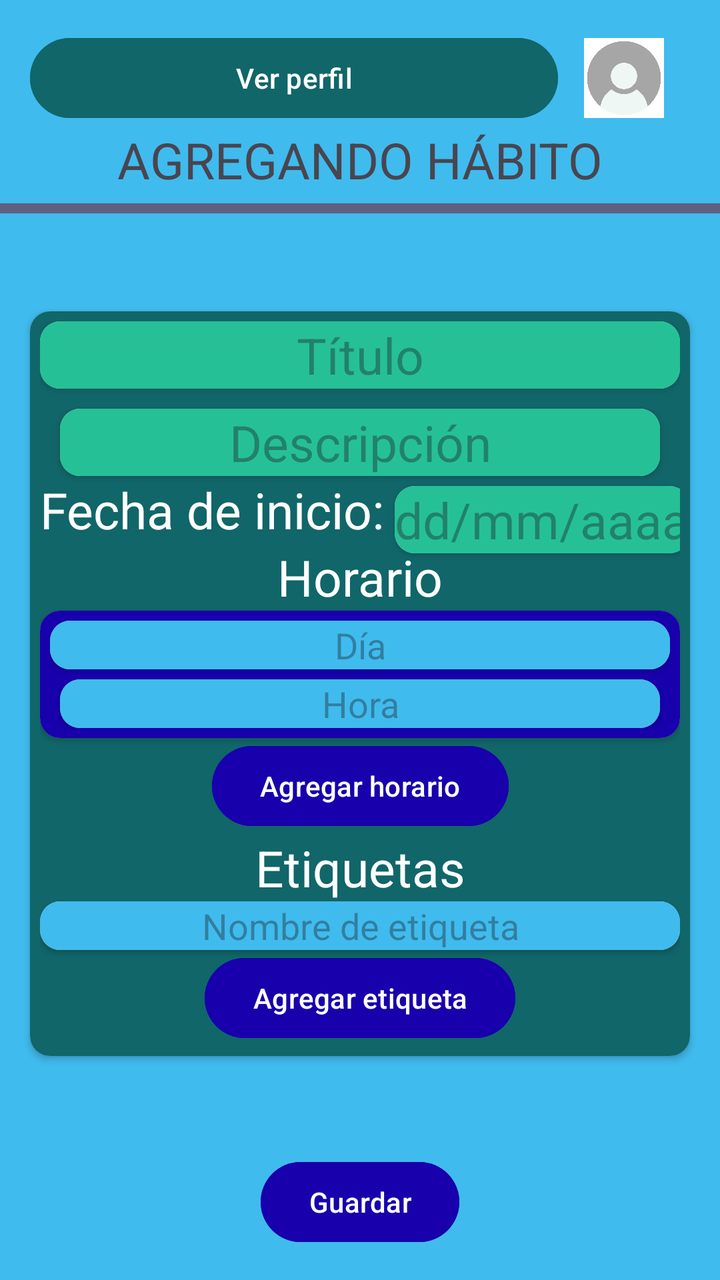
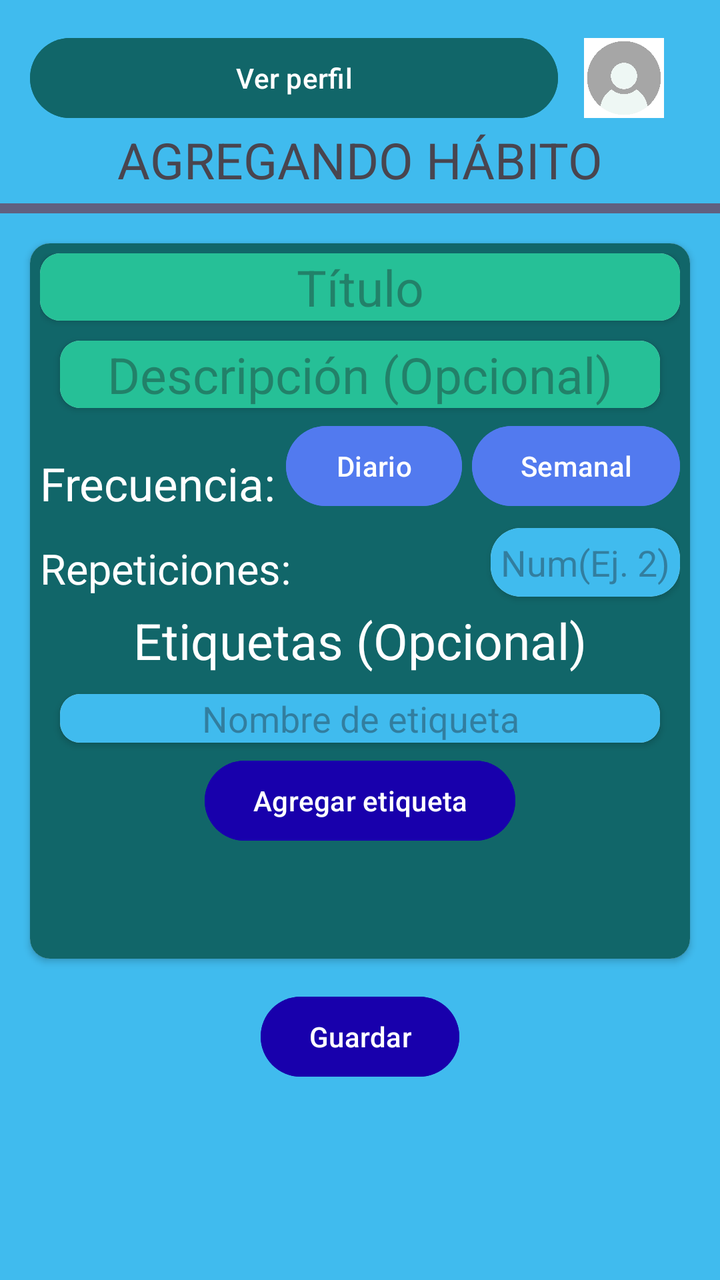

Compare the two renders of this Android layout. The source of the first and the diff that turns it into the second are given below.
<!-- AndroidManifest.xml: application theme Theme.SuperSexiBoys -->
<!-- res/layout/activity_agregando_habitos.xml -->
<?xml version="1.0" encoding="utf-8"?>
<androidx.constraintlayout.widget.ConstraintLayout xmlns:android="http://schemas.android.com/apk/res/android"
    xmlns:app="http://schemas.android.com/apk/res-auto"
    xmlns:tools="http://schemas.android.com/tools"
    android:id="@+id/main"
    android:layout_width="match_parent"
    android:layout_height="match_parent"
    android:background="@color/celeste"
    tools:context=".HabitosActivity">
    <LinearLayout
        android:id="@+id/identifica_usuario"
        app:layout_constraintTop_toTopOf="parent"
        app:layout_constraintStart_toStartOf="parent"
        android:layout_width="match_parent"
        android:weightSum="10"
        android:gravity="center"
        android:orientation="horizontal"
        android:layout_margin="15dp"
        android:layout_height="wrap_content">
        <Button
            android:layout_weight="8"
            android:layout_width="0dp"
            android:text="Ver perfil"
            android:backgroundTint="@color/verde_oscuro"
            android:layout_height="wrap_content"/>
        <ImageView
            android:id="@+id/imagen_perfil"
            android:layout_width="0dp"
            android:layout_weight="2"
            android:layout_height="40dp"
            android:src="@drawable/perfilvacio"/>
    </LinearLayout>

    <TextView
        android:id="@+id/agrega_habito_text"
        app:layout_constraintTop_toBottomOf="@+id/identifica_usuario"
        android:layout_width="wrap_content"
        app:layout_constraintStart_toStartOf="parent"
        app:layout_constraintEnd_toEndOf="parent"
        android:text="AGREGANDO HÁBITO"
        android:textSize="25sp"
        android:layout_height="wrap_content"/>
    <TextView
        android:id="@+id/linea"
        android:layout_width="match_parent"
        android:layout_height="5dp"
        android:layout_marginTop="5dp"
        android:layout_marginBottom="5dp"
        app:layout_constraintTop_toBottomOf="@+id/agrega_habito_text"
        android:background="@color/plomo_oscuro"/>
    <androidx.cardview.widget.CardView
        app:layout_constraintBottom_toTopOf="@+id/guardar_habito"
        app:layout_constraintTop_toBottomOf="@+id/linea"
        android:layout_width="match_parent"
        android:layout_margin="15dp"
        app:cardCornerRadius="10dp"
        android:layout_height="wrap_content">
        <androidx.constraintlayout.widget.ConstraintLayout
            android:padding="5dp"
            android:layout_width="match_parent"
            android:background="@color/verde_oscuro"
            android:layout_height="wrap_content">
            <androidx.cardview.widget.CardView
                android:id="@+id/titulo"
                android:layout_width="match_parent"
                app:layout_constraintStart_toStartOf="parent"
                app:layout_constraintTop_toTopOf="parent"
                app:cardCornerRadius="10dp"
                android:layout_height="wrap_content">
                <LinearLayout
                    android:layout_width="match_parent"
                    android:orientation="vertical"
                    android:layout_height="wrap_content">
                    <EditText
                        android:background="@color/verde_claro"
                        android:hint="Título"
                        android:gravity="center"
                        android:layout_width="match_parent"
                        android:textColor="@color/white"
                        android:textSize="25sp"
                        android:layout_height="wrap_content" />
                </LinearLayout>
            </androidx.cardview.widget.CardView>
            
            <androidx.cardview.widget.CardView
                android:id="@+id/descripcion"
                android:layout_width="match_parent"
                app:layout_constraintTop_toBottomOf="@+id/titulo"
                app:cardCornerRadius="10dp"
                android:layout_margin="10dp"
                android:layout_height="wrap_content">
                <LinearLayout
                    android:layout_width="match_parent"
                    android:orientation="vertical"
                    android:layout_height="wrap_content">
                    <EditText
                        android:background="@color/verde_claro"
                        android:hint="Descripción"
                        android:gravity="center"
                        android:layout_width="match_parent"
                        android:textColor="@color/white"
                        android:textSize="25sp"
                        android:layout_height="wrap_content" />
                </LinearLayout>
            </androidx.cardview.widget.CardView>

            <TextView
                android:id="@+id/text_fecha"
                app:layout_constraintTop_toBottomOf="@+id/descripcion"
                app:layout_constraintStart_toStartOf="parent"
                android:layout_width="wrap_content"
                android:layout_height="wrap_content"
                android:textColor="@color/white"
                android:textSize="25sp"
                android:text="Fecha de inicio:"/>

            <androidx.cardview.widget.CardView
                android:layout_width="wrap_content"
                app:layout_constraintTop_toBottomOf="@+id/descripcion"
                app:layout_constraintStart_toEndOf="@+id/text_fecha"
                app:cardCornerRadius="10dp"
                android:layout_margin="5dp"

                android:layout_height="wrap_content">
                <LinearLayout
                    android:layout_width="wrap_content"
                    android:layout_height="wrap_content"
                    android:orientation="vertical">
                    <EditText

                        android:background="@color/verde_claro"
                        android:hint="dd/mm/aaaa"
                        android:gravity="center"
                        android:layout_width="wrap_content"
                        android:textColor="@color/white"
                        android:textSize="25sp"
                        android:layout_height="wrap_content" />
                </LinearLayout>
            </androidx.cardview.widget.CardView>

            <TextView
                android:id="@+id/horario"
                app:layout_constraintTop_toBottomOf="@+id/text_fecha"
                app:layout_constraintStart_toStartOf="parent"
                app:layout_constraintEnd_toEndOf="parent"
                android:layout_width="wrap_content"
                android:textColor="@color/white"
                android:layout_height="wrap_content"
                android:text="Horario"
                android:textSize="25sp"/>

            <androidx.cardview.widget.CardView
                android:id="@+id/bloque_horario"
                app:layout_constraintTop_toBottomOf="@+id/horario"
                android:layout_width="match_parent"
                android:background="@color/azul_oscuro"
                app:cardCornerRadius="10dp"
                android:layout_height="wrap_content">
                <androidx.constraintlayout.widget.ConstraintLayout
                    android:layout_width="match_parent"
                    android:background="@color/azul_oscuro"
                    android:padding="5dp"
                    android:layout_height="wrap_content">

                    <androidx.cardview.widget.CardView
                        android:layout_width="match_parent"
                        android:id="@+id/dia"
                        app:cardCornerRadius="10dp"
                        app:layout_constraintTop_toTopOf="parent"
                        app:layout_constraintStart_toStartOf="parent"
                        android:layout_height="wrap_content">
                        <LinearLayout
                            android:layout_width="match_parent"
                            android:orientation="vertical"
                            android:layout_height="wrap_content">
                            <EditText
                                android:id="@+id/dia_elegido"
                                android:layout_width="match_parent"
                                android:layout_height="wrap_content"
                                android:gravity="center"
                                android:background="@color/celeste"
                                android:hint="Día"/>
                        </LinearLayout>
                    </androidx.cardview.widget.CardView>

                    <androidx.cardview.widget.CardView
                        app:layout_constraintTop_toBottomOf="@+id/dia"
                        app:layout_constraintStart_toStartOf="parent"
                        android:layout_width="match_parent"
                        android:layout_margin="5dp"
                        app:cardCornerRadius="10dp"
                        android:layout_height="wrap_content">
                        <LinearLayout
                            android:layout_width="match_parent"
                            android:orientation="vertical"
                            android:layout_height="wrap_content">
                            <EditText
                                android:id="@+id/hora_elegida"
                                android:layout_width="match_parent"
                                android:layout_height="wrap_content"
                                android:background="@color/celeste"
                                android:gravity="center"
                                android:hint="Hora"/>
                        </LinearLayout>
                    </androidx.cardview.widget.CardView>
                </androidx.constraintlayout.widget.ConstraintLayout>
            </androidx.cardview.widget.CardView>
            <Button
                android:id="@+id/agregar_horario_button"
                app:layout_constraintTop_toBottomOf="@+id/bloque_horario"
                app:layout_constraintStart_toStartOf="parent"
                app:layout_constraintEnd_toEndOf="parent"
                android:layout_width="wrap_content"
                android:text="Agregar horario"
                android:backgroundTint="@color/azul_oscuro"
                android:layout_height="wrap_content"/>
            <androidx.recyclerview.widget.RecyclerView
                app:layout_constraintTop_toBottomOf="@+id/agregar_horario_button"
                app:layout_constraintStart_toStartOf="parent"
                app:layout_constraintEnd_toEndOf="parent"
                android:id="@+id/recycler_horarios"
                android:layout_width="match_parent"
                android:layout_height="wrap_content"/>
            <TextView
                android:id="@+id/nombre_etiqueta"
                app:layout_constraintTop_toBottomOf="@+id/recycler_horarios"
                app:layout_constraintStart_toStartOf="parent"
                app:layout_constraintEnd_toEndOf="parent"
                android:layout_width="wrap_content"
                android:textColor="@color/white"
                android:layout_height="wrap_content"
                android:text="Etiquetas"
                android:textSize="25sp"/>
            <androidx.cardview.widget.CardView
                android:id="@+id/nombre_etiqueta_edit_text"
                android:layout_width="match_parent"
                app:cardCornerRadius="10dp"
                app:layout_constraintTop_toBottomOf="@+id/nombre_etiqueta"
                android:layout_height="wrap_content">
                <LinearLayout
                    android:layout_width="match_parent"
                    android:orientation="vertical"

                    android:layout_height="wrap_content">
                    <EditText
                        android:id="@+id/nombre_de_etiqueta"
                        android:layout_width="match_parent"
                        android:hint="Nombre de etiqueta"
                        android:gravity="center"
                        android:background="@color/celeste"
                        android:layout_height="wrap_content"/>
                </LinearLayout>
            </androidx.cardview.widget.CardView>
            <androidx.recyclerview.widget.RecyclerView
                app:layout_constraintTop_toBottomOf="@+id/agregar_etiqueta_button"
                app:layout_constraintStart_toStartOf="parent"
                app:layout_constraintEnd_toEndOf="parent"
                android:id="@+id/recycler_etiquetas"
                android:layout_width="match_parent"
                android:layout_height="wrap_content"/>
            <Button
                android:id="@+id/agregar_etiqueta_button"
                app:layout_constraintTop_toBottomOf="@+id/nombre_etiqueta_edit_text"
                app:layout_constraintStart_toStartOf="parent"
                app:layout_constraintEnd_toEndOf="parent"
                android:layout_width="wrap_content"
                android:text="Agregar etiqueta"
                android:backgroundTint="@color/azul_oscuro"
                android:layout_height="wrap_content"/>
        </androidx.constraintlayout.widget.ConstraintLayout>
    </androidx.cardview.widget.CardView>

    <Button
        android:id="@+id/guardar_habito"
        app:layout_constraintBottom_toBottomOf="parent"
        app:layout_constraintStart_toStartOf="parent"
        app:layout_constraintEnd_toEndOf="parent"
        android:layout_width="wrap_content"
        android:text="Guardar"
        android:layout_margin="15dp"
        android:backgroundTint="@color/azul_oscuro"
        android:layout_height="wrap_content"/>


</androidx.constraintlayout.widget.ConstraintLayout>
<!-- resources referenced by this layout -->
<resources>
  <color name="azul_oscuro">#1800AC</color>
  <color name="celeste">#40BBEE</color>
  <color name="plomo_oscuro">#606080</color>
  <color name="verde_claro">#26C097</color>
  <color name="verde_oscuro">#116669</color>
  <color name="white">#FFFFFFFF</color>
  <!-- drawable perfilvacio: jpg bitmap (drawable, 13526 bytes) -->
  <style name="Theme.SuperSexiBoys" parent="Base.Theme.SuperSexiBoys" />
  <style name="Base.Theme.SuperSexiBoys" parent="Theme.Material3.DayNight.NoActionBar">
          
          
      </style>
</resources>

<!-- the commit's change to res/layout/activity_agregando_habitos.xml (unified diff, before → after) -->
@@ -11,6 +11,7 @@
         android:id="@+id/identifica_usuario"
         app:layout_constraintTop_toTopOf="parent"
         app:layout_constraintStart_toStartOf="parent"
+        app:layout_constraintEnd_toEndOf="parent"
         android:layout_width="match_parent"
         android:weightSum="10"
         android:gravity="center"
@@ -47,10 +48,15 @@
         android:layout_marginTop="5dp"
         android:layout_marginBottom="5dp"
         app:layout_constraintTop_toBottomOf="@+id/agrega_habito_text"
+        app:layout_constraintStart_toStartOf="parent"
+        app:layout_constraintEnd_toEndOf="parent"
         android:background="@color/plomo_oscuro"/>
+
     <androidx.cardview.widget.CardView
-        app:layout_constraintBottom_toTopOf="@+id/guardar_habito"
+        android:id="@+id/bloque_agregar_habito"
         app:layout_constraintTop_toBottomOf="@+id/linea"
+        app:layout_constraintStart_toStartOf="parent"
+        app:layout_constraintEnd_toEndOf="parent"
         android:layout_width="match_parent"
         android:layout_margin="15dp"
         app:cardCornerRadius="10dp"
@@ -59,7 +65,7 @@
             android:padding="5dp"
             android:layout_width="match_parent"
             android:background="@color/verde_oscuro"
-            android:layout_height="wrap_content">
+            android:layout_height="match_parent">
             <androidx.cardview.widget.CardView
                 android:id="@+id/titulo"
                 android:layout_width="match_parent"
@@ -72,6 +78,7 @@
                     android:orientation="vertical"
                     android:layout_height="wrap_content">
                     <EditText
+                        android:id="@+id/edit_titulo"
                         android:background="@color/verde_claro"
                         android:hint="Título"
                         android:gravity="center"
@@ -94,8 +101,9 @@
                     android:orientation="vertical"
                     android:layout_height="wrap_content">
                     <EditText
+                        android:id="@+id/edit_descripcion"
                         android:background="@color/verde_claro"
-                        android:hint="Descripción"
+                        android:hint="Descripción (Opcional)"
                         android:gravity="center"
                         android:layout_width="match_parent"
                         android:textColor="@color/white"
@@ -105,142 +113,89 @@
             </androidx.cardview.widget.CardView>
 
             <TextView
-                android:id="@+id/text_fecha"
+                android:id="@+id/text_frecuencia"
+                app:layout_constraintBottom_toBottomOf="@+id/button_diario"
+                app:layout_constraintStart_toStartOf="parent"
+                android:layout_width="wrap_content"
+                android:layout_height="wrap_content"
+                android:textColor="@color/white"
+                android:textSize="23sp"
+                android:text="Frecuencia:"/>
+            <Button
+                android:id="@+id/button_diario"
+                android:layout_margin="5dp"
+                app:layout_constraintStart_toEndOf="@id/text_frecuencia"
                 app:layout_constraintTop_toBottomOf="@+id/descripcion"
+                android:backgroundTint="@color/azul_pastel"
+                android:layout_width="wrap_content"
+                android:layout_height="wrap_content"
+                android:text="Diario"/>
+            <Button
+                android:id="@+id/button_semanal"
+                android:layout_margin="5dp"
+                app:layout_constraintStart_toEndOf="@+id/button_diario"
+                app:layout_constraintTop_toBottomOf="@+id/descripcion"
+                android:backgroundTint="@color/azul_pastel"
+                android:layout_width="wrap_content"
+                android:layout_height="wrap_content"
+                android:text="Semanal"/>
+
+            <TextView
+                android:id="@+id/text_repeticiones"
+                app:layout_constraintBottom_toBottomOf="@+id/cardview_rep"
                 app:layout_constraintStart_toStartOf="parent"
                 android:layout_width="wrap_content"
                 android:layout_height="wrap_content"
                 android:textColor="@color/white"
-                android:textSize="25sp"
-                android:text="Fecha de inicio:"/>
-
-            <androidx.cardview.widget.CardView
-                android:layout_width="wrap_content"
-                app:layout_constraintTop_toBottomOf="@+id/descripcion"
-                app:layout_constraintStart_toEndOf="@+id/text_fecha"
+                android:textSize="21sp"
+                android:text="Repeticiones:"/>
+            <androidx.cardview.widget.CardView
+                android:id="@+id/cardview_rep"
+                android:layout_width="wrap_content"
+                android:layout_marginTop="7dp"
+                app:cardCornerRadius="15dp"
+                app:layout_constraintTop_toBottomOf="@+id/text_frecuencia"
+                app:layout_constraintEnd_toEndOf="parent"
+                android:layout_height="wrap_content">
+                <LinearLayout
+                    android:layout_width="wrap_content"
+                    android:orientation="vertical"
+                    android:layout_height="wrap_content">
+                    <EditText
+                        android:id="@+id/edit_repeticiones"
+                        android:layout_width="wrap_content"
+                        android:padding="5dp"
+                        android:hint="Num(Ej. 2)"
+                        android:gravity="center"
+                        android:background="@color/celeste"
+                        android:layout_height="wrap_content"/>
+                </LinearLayout>
+            </androidx.cardview.widget.CardView>
+
+
+
+
+            <TextView
+                android:layout_marginTop="5dp"
+                android:id="@+id/nombre_etiqueta"
+                app:layout_constraintTop_toBottomOf="@+id/text_repeticiones"
+                app:layout_constraintStart_toStartOf="parent"
+                app:layout_constraintEnd_toEndOf="parent"
+                android:layout_width="wrap_content"
+                android:textColor="@color/white"
+                android:layout_height="wrap_content"
+                android:text="Etiquetas (Opcional)"
+                android:textSize="25sp"/>
+            <androidx.cardview.widget.CardView
+                android:id="@+id/nombre_etiqueta_edit_text"
+                android:layout_width="match_parent"
                 app:cardCornerRadius="10dp"
-                android:layout_margin="5dp"
-
-                android:layout_height="wrap_content">
-                <LinearLayout
-                    android:layout_width="wrap_content"
-                    android:layout_height="wrap_content"
-                    android:orientation="vertical">
-                    <EditText
-
-                        android:background="@color/verde_claro"
-                        android:hint="dd/mm/aaaa"
-                        android:gravity="center"
-                        android:layout_width="wrap_content"
-                        android:textColor="@color/white"
-                        android:textSize="25sp"
-                        android:layout_height="wrap_content" />
-                </LinearLayout>
-            </androidx.cardview.widget.CardView>
-
-            <TextView
-                android:id="@+id/horario"
-                app:layout_constraintTop_toBottomOf="@+id/text_fecha"
-                app:layout_constraintStart_toStartOf="parent"
-                app:layout_constraintEnd_toEndOf="parent"
-                android:layout_width="wrap_content"
-                android:textColor="@color/white"
-                android:layout_height="wrap_content"
-                android:text="Horario"
-                android:textSize="25sp"/>
-
-            <androidx.cardview.widget.CardView
-                android:id="@+id/bloque_horario"
-                app:layout_constraintTop_toBottomOf="@+id/horario"
-                android:layout_width="match_parent"
-                android:background="@color/azul_oscuro"
-                app:cardCornerRadius="10dp"
-                android:layout_height="wrap_content">
-                <androidx.constraintlayout.widget.ConstraintLayout
+                android:layout_margin="10dp"
+                app:layout_constraintTop_toBottomOf="@+id/nombre_etiqueta"
+                android:layout_height="wrap_content">
+                <LinearLayout
                     android:layout_width="match_parent"
-                    android:background="@color/azul_oscuro"
-                    android:padding="5dp"
-                    android:layout_height="wrap_content">
-
-                    <androidx.cardview.widget.CardView
-                        android:layout_width="match_parent"
-                        android:id="@+id/dia"
-                        app:cardCornerRadius="10dp"
-                        app:layout_constraintTop_toTopOf="parent"
-                        app:layout_constraintStart_toStartOf="parent"
-                        android:layout_height="wrap_content">
-                        <LinearLayout
-                            android:layout_width="match_parent"
-                            android:orientation="vertical"
-                            android:layout_height="wrap_content">
-                            <EditText
-                                android:id="@+id/dia_elegido"
-                                android:layout_width="match_parent"
-                                android:layout_height="wrap_content"
-                                android:gravity="center"
-                                android:background="@color/celeste"
-                                android:hint="Día"/>
-                        </LinearLayout>
-                    </androidx.cardview.widget.CardView>
-
-                    <androidx.cardview.widget.CardView
-                        app:layout_constraintTop_toBottomOf="@+id/dia"
-                        app:layout_constraintStart_toStartOf="parent"
-                        android:layout_width="match_parent"
-                        android:layout_margin="5dp"
-                        app:cardCornerRadius="10dp"
-                        android:layout_height="wrap_content">
-                        <LinearLayout
-                            android:layout_width="match_parent"
-                            android:orientation="vertical"
-                            android:layout_height="wrap_content">
-                            <EditText
-                                android:id="@+id/hora_elegida"
-                                android:layout_width="match_parent"
-                                android:layout_height="wrap_content"
-                                android:background="@color/celeste"
-                                android:gravity="center"
-                                android:hint="Hora"/>
-                        </LinearLayout>
-                    </androidx.cardview.widget.CardView>
-                </androidx.constraintlayout.widget.ConstraintLayout>
-            </androidx.cardview.widget.CardView>
-            <Button
-                android:id="@+id/agregar_horario_button"
-                app:layout_constraintTop_toBottomOf="@+id/bloque_horario"
-                app:layout_constraintStart_toStartOf="parent"
-                app:layout_constraintEnd_toEndOf="parent"
-                android:layout_width="wrap_content"
-                android:text="Agregar horario"
-                android:backgroundTint="@color/azul_oscuro"
-                android:layout_height="wrap_content"/>
-            <androidx.recyclerview.widget.RecyclerView
-                app:layout_constraintTop_toBottomOf="@+id/agregar_horario_button"
-                app:layout_constraintStart_toStartOf="parent"
-                app:layout_constraintEnd_toEndOf="parent"
-                android:id="@+id/recycler_horarios"
-                android:layout_width="match_parent"
-                android:layout_height="wrap_content"/>
-            <TextView
-                android:id="@+id/nombre_etiqueta"
-                app:layout_constraintTop_toBottomOf="@+id/recycler_horarios"
-                app:layout_constraintStart_toStartOf="parent"
-                app:layout_constraintEnd_toEndOf="parent"
-                android:layout_width="wrap_content"
-                android:textColor="@color/white"
-                android:layout_height="wrap_content"
-                android:text="Etiquetas"
-                android:textSize="25sp"/>
-            <androidx.cardview.widget.CardView
-                android:id="@+id/nombre_etiqueta_edit_text"
-                android:layout_width="match_parent"
-                app:cardCornerRadius="10dp"
-                app:layout_constraintTop_toBottomOf="@+id/nombre_etiqueta"
-                android:layout_height="wrap_content">
-                <LinearLayout
-                    android:layout_width="match_parent"
-                    android:orientation="vertical"
-
+                    android:orientation="vertical"
                     android:layout_height="wrap_content">
                     <EditText
                         android:id="@+id/nombre_de_etiqueta"
@@ -257,9 +212,10 @@
                 app:layout_constraintEnd_toEndOf="parent"
                 android:id="@+id/recycler_etiquetas"
                 android:layout_width="match_parent"
-                android:layout_height="wrap_content"/>
+                android:layout_height="50dp"/>
             <Button
                 android:id="@+id/agregar_etiqueta_button"
+                android:layout_marginTop="5dp"
                 app:layout_constraintTop_toBottomOf="@+id/nombre_etiqueta_edit_text"
                 app:layout_constraintStart_toStartOf="parent"
                 app:layout_constraintEnd_toEndOf="parent"
@@ -272,7 +228,7 @@
 
     <Button
         android:id="@+id/guardar_habito"
-        app:layout_constraintBottom_toBottomOf="parent"
+        app:layout_constraintTop_toBottomOf="@+id/bloque_agregar_habito"
         app:layout_constraintStart_toStartOf="parent"
         app:layout_constraintEnd_toEndOf="parent"
         android:layout_width="wrap_content"
<!-- resource entries referenced after the edit -->
@@ -1,6 +1,7 @@
 <!-- resources referenced by this layout -->
 <resources>
   <color name="azul_oscuro">#1800AC</color>
+  <color name="azul_pastel">#527AEF</color>
   <color name="celeste">#40BBEE</color>
   <color name="plomo_oscuro">#606080</color>
   <color name="verde_claro">#26C097</color>
